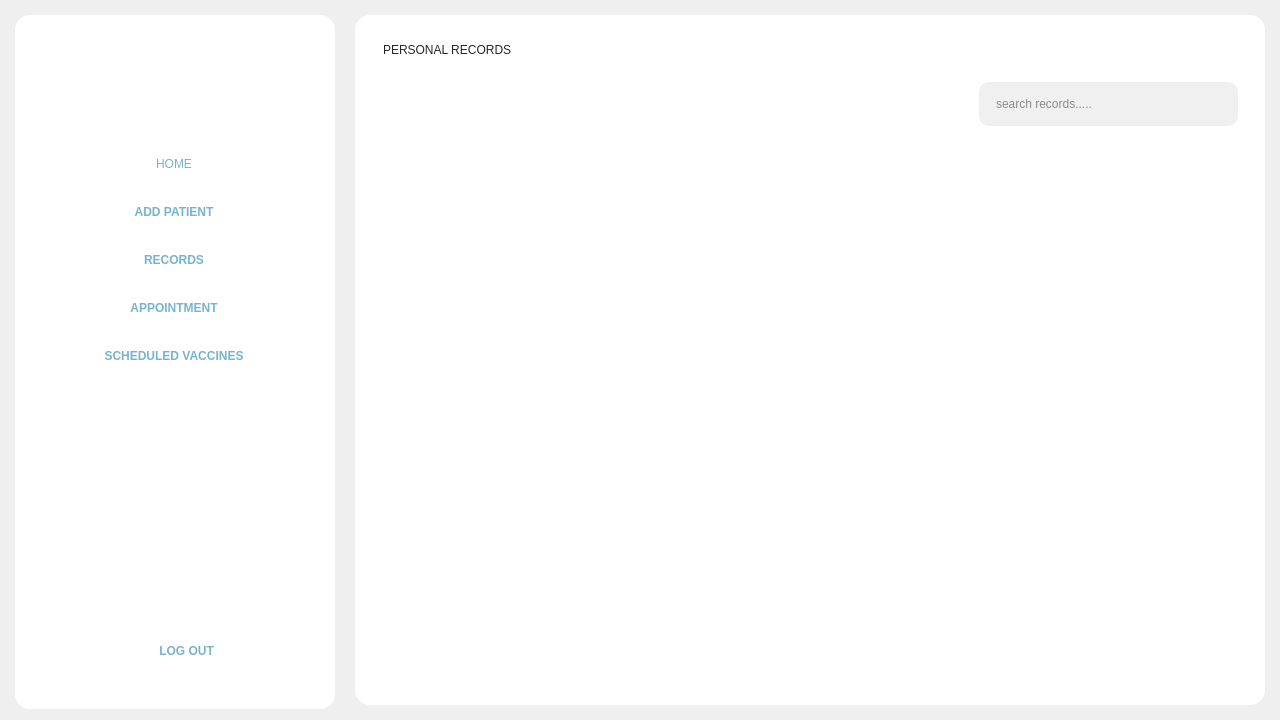
This is Frontend/Home.ui in rmmln/Petmate-Desktop-Application as Qt 5 draws it before an edit. The edited form follows.
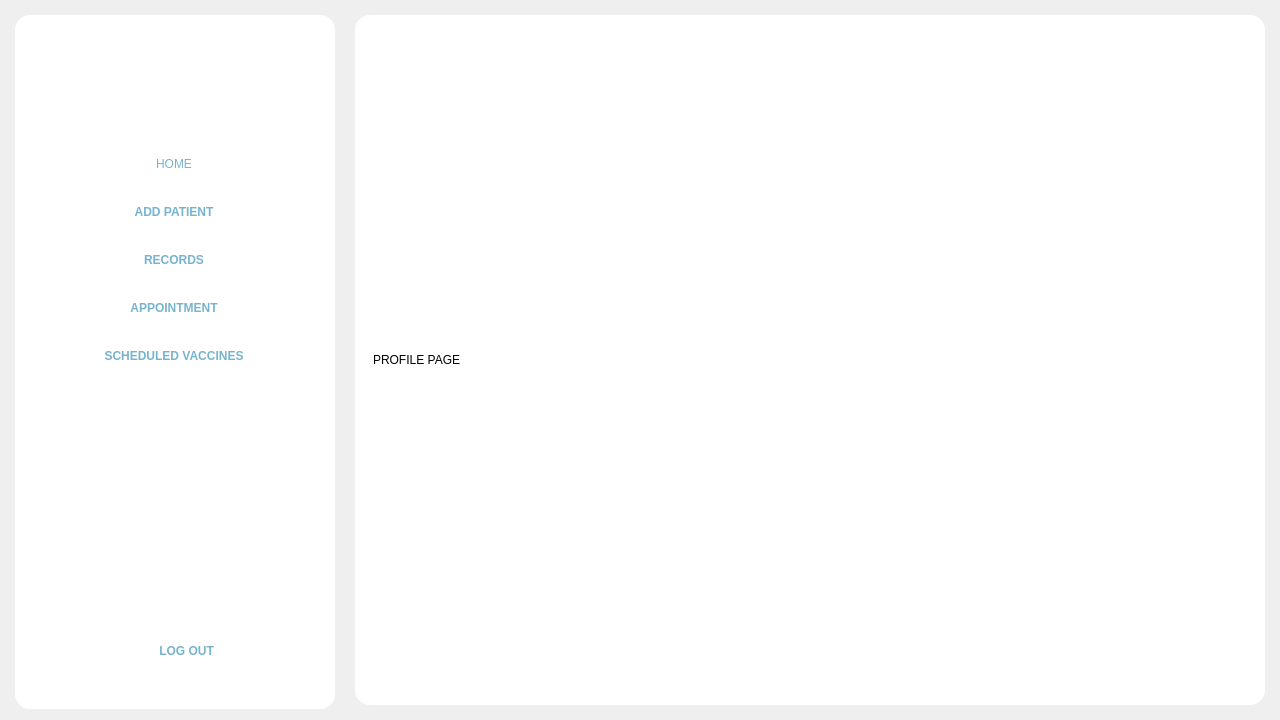
This is the edited form. Icons and pictures are not drawn.

```diff
--- a/Frontend/Home.ui
+++ b/Frontend/Home.ui
@@ -585,7 +585,7 @@
           <enum>QFrame::NoFrame</enum>
          </property>
          <property name="currentIndex">
-          <number>2</number>
+          <number>5</number>
          </property>
          <widget class="QWidget" name="homepage">
           <property name="styleSheet">
@@ -1881,6 +1881,17 @@
            </item>
           </layout>
          </widget>
+         <widget class="QWidget" name="page">
+          <layout class="QVBoxLayout" name="verticalLayout_14">
+           <item>
+            <widget class="QLabel" name="label_22">
+             <property name="text">
+              <string>PROFILE PAGE</string>
+             </property>
+            </widget>
+           </item>
+          </layout>
+         </widget>
         </widget>
        </item>
       </layout>
```
